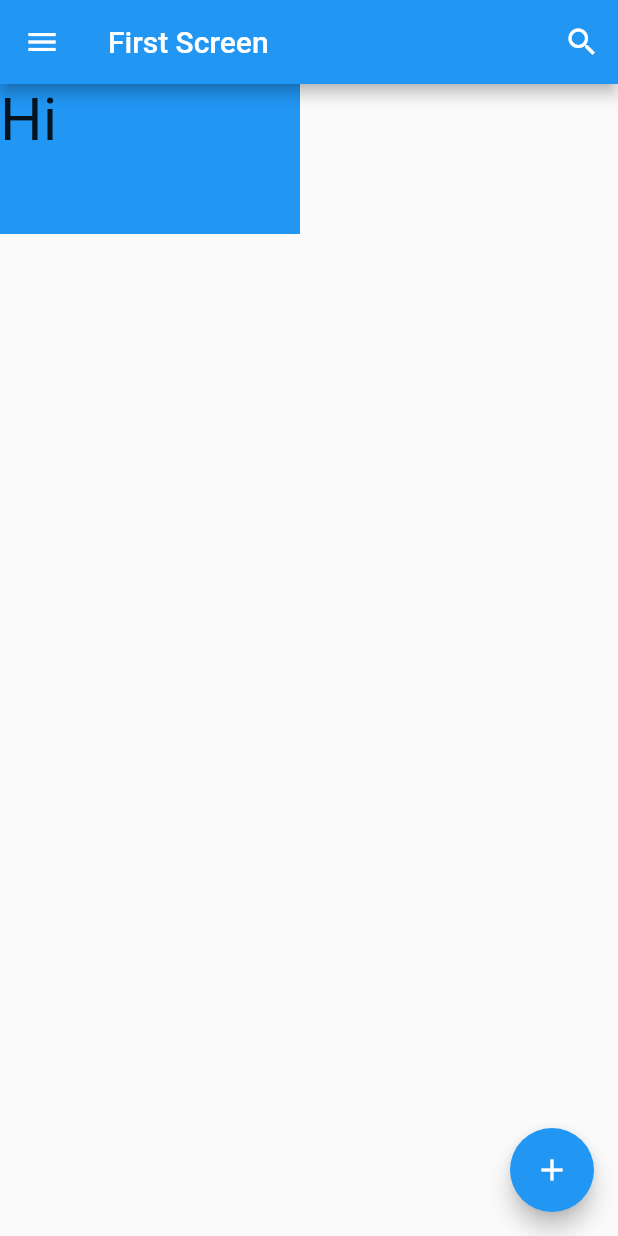
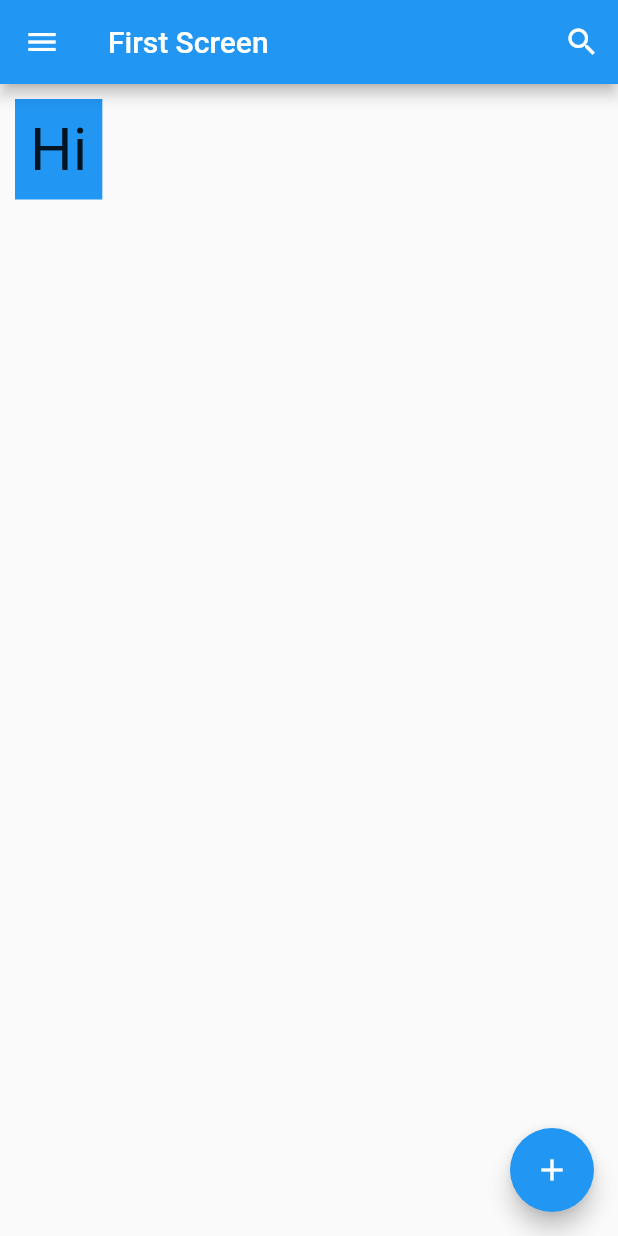
Before and after one commit to danamulyana/belajar-flutter-dasar, a Flutter app: the screen it shows after launch, on a phone screen of 412 x 824 dp. Run offline on Flutter 3.47's test engine with Material 2 defaults, Android fonts, the light colour scheme and no system bars.

Commit message:
padding & margin container

```diff
--- a/lib/main.dart
+++ b/lib/main.dart
@@ -45,8 +45,8 @@ class FirstScreen extends StatelessWidget{
       ),
       body: Container(
         color: Colors.blue,
-        width: 200,
-        height: 100,
+        padding: const EdgeInsets.all(10),
+        margin: const EdgeInsets.all(10),
         child: const Text(
             'Hi',
             style: TextStyle(fontSize: 40),
```
